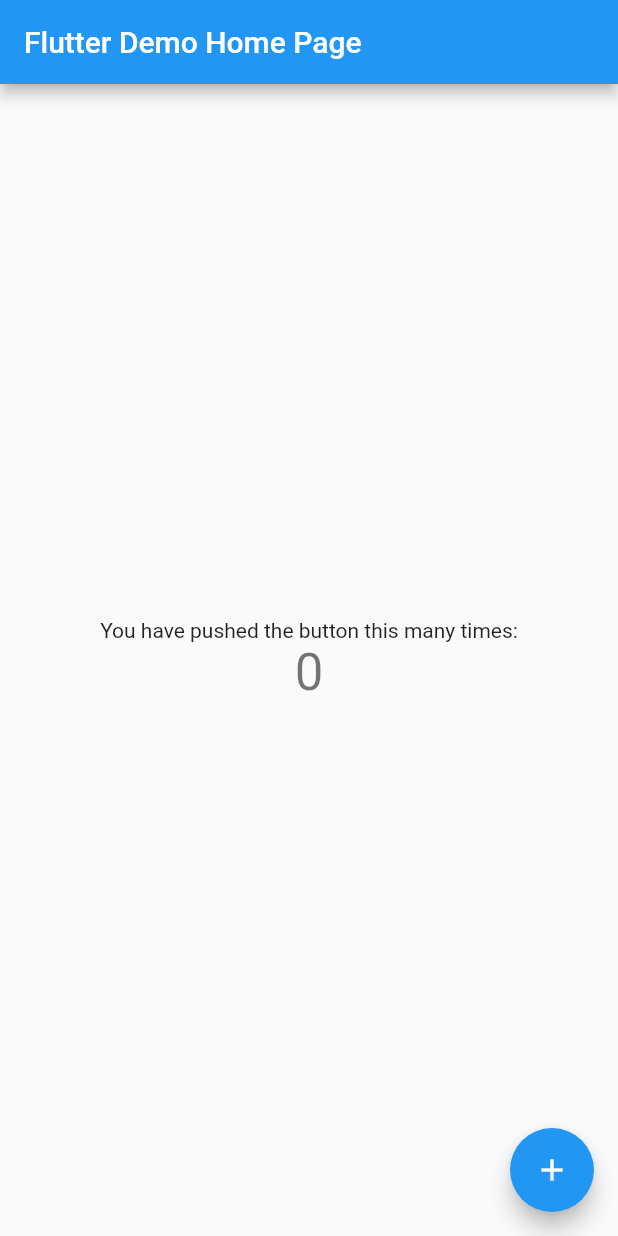
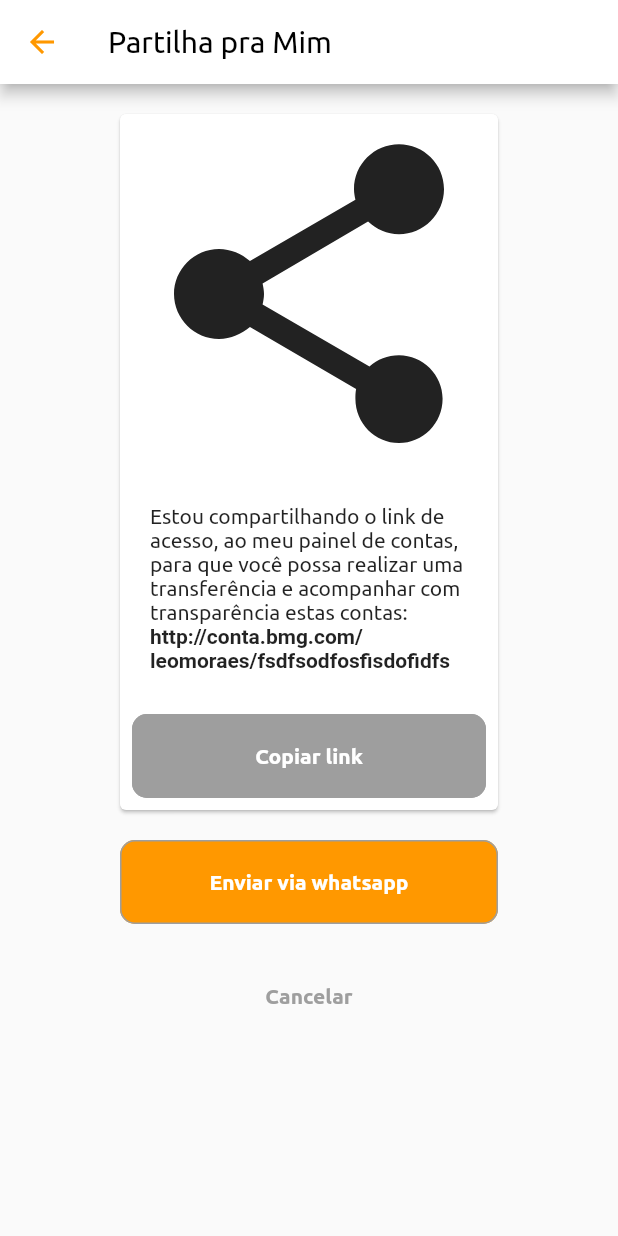
Before and after one commit to HackathonBR-Partilha-para-mim/partilha.app, a Flutter app: the screen it shows after launch, on a phone screen of 412 x 824 dp. Run offline on Flutter 3.47's test engine with Material 2 defaults, Android fonts, the phone set to English and light mode, and no system bars; project files that could hold a hidden picture were left out.

Commit message:
Updating link-to screen

```diff
--- a/lib/main.dart
+++ b/lib/main.dart
@@ -1,117 +1,136 @@
 import 'package:flutter/material.dart';
 
 void main() {
-  runApp(MyApp());
+  runApp(PartilhaPraMim());
 }
 
-class MyApp extends StatelessWidget {
-  // This widget is the root of your application.
+class PartilhaPraMim extends StatelessWidget {
   @override
   Widget build(BuildContext context) {
     return MaterialApp(
-      title: 'Flutter Demo',
+        title: 'BMG Partilha pra Mim',
         theme: ThemeData(
-        // This is the theme of your application.
-        //
-        // Try running your application with "flutter run". You'll see the
-        // application has a blue toolbar. Then, without quitting the app, try
-        // changing the primarySwatch below to Colors.green and then invoke
-        // "hot reload" (press "r" in the console where you ran "flutter run",
-        // or simply save your changes to "hot reload" in a Flutter IDE).
-        // Notice that the counter didn't reset back to zero; the application
-        // is not restarted.
-        primarySwatch: Colors.blue,
-        // This makes the visual density adapt to the platform that you run
-        // the app on. For desktop platforms, the controls will be smaller and
-        // closer together (more dense) than on mobile platforms.
+            primarySwatch: Colors.orange,
             visualDensity: VisualDensity.adaptivePlatformDensity,
+            fontFamily: 'Ubuntu'),
+        home: Scaffold(
+            appBar: AppBar(
+              backgroundColor: Colors.white,
+              leading: IconButton(
+                icon: Icon(Icons.arrow_back, color: Colors.orange),
+                onPressed: () => {},
               ),
-      home: MyHomePage(title: 'Flutter Demo Home Page'),
-    );
-  }
-}
-
-class MyHomePage extends StatefulWidget {
-  MyHomePage({Key key, this.title}) : super(key: key);
-
-  // This widget is the home page of your application. It is stateful, meaning
-  // that it has a State object (defined below) that contains fields that affect
-  // how it looks.
-
-  // This class is the configuration for the state. It holds the values (in this
-  // case the title) provided by the parent (in this case the App widget) and
-  // used by the build method of the State. Fields in a Widget subclass are
-  // always marked "final".
-
-  final String title;
-
-  @override
-  _MyHomePageState createState() => _MyHomePageState();
-}
-
-class _MyHomePageState extends State<MyHomePage> {
-  int _counter = 0;
-
-  void _incrementCounter() {
-    setState(() {
-      // This call to setState tells the Flutter framework that something has
-      // changed in this State, which causes it to rerun the build method below
-      // so that the display can reflect the updated values. If we changed
-      // _counter without calling setState(), then the build method would not be
-      // called again, and so nothing would appear to happen.
-      _counter++;
-    });
-  }
-
-  @override
-  Widget build(BuildContext context) {
-    // This method is rerun every time setState is called, for instance as done
-    // by the _incrementCounter method above.
-    //
-    // The Flutter framework has been optimized to make rerunning build methods
-    // fast, so that you can just rebuild anything that needs updating rather
-    // than having to individually change instances of widgets.
-    return Scaffold(
-      appBar: AppBar(
-        // Here we take the value from the MyHomePage object that was created by
-        // the App.build method, and use it to set our appbar title.
-        title: Text(widget.title),
+              title: Text(
+                'Partilha pra Mim',
+                style: TextStyle(color: Colors.black),
               ),
-      body: Center(
-        // Center is a layout widget. It takes a single child and positions it
-        // in the middle of the parent.
+            ),
+            body: Container(
               child: Column(
-          // Column is also a layout widget. It takes a list of children and
-          // arranges them vertically. By default, it sizes itself to fit its
-          // children horizontally, and tries to be as tall as its parent.
-          //
-          // Invoke "debug painting" (press "p" in the console, choose the
-          // "Toggle Debug Paint" action from the Flutter Inspector in Android
-          // Studio, or the "Toggle Debug Paint" command in Visual Studio Code)
-          // to see the wireframe for each widget.
-          //
-          // Column has various properties to control how it sizes itself and
-          // how it positions its children. Here we use mainAxisAlignment to
-          // center the children vertically; the main axis here is the vertical
-          // axis because Columns are vertical (the cross axis would be
-          // horizontal).
-          mainAxisAlignment: MainAxisAlignment.center,
-          children: <Widget>[
-            Text(
-              'You have pushed the button this many times:',
+                children: [
+                  Center(
+                    child: Card(
+                      margin: EdgeInsets.fromLTRB(80.0, 20.0, 80.0, 0.0),
+                      child: Column(
+                        children: [
+                          Icon(
+                            Icons.share,
+                            size: 240.0,
                           ),
-            Text(
-              '$_counter',
-              style: Theme.of(context).textTheme.headline4,
+                          /*SvgPicture.asset(
+                            assetName,
+                            height: 60.0,
+                            color: Colors.orange,
+                          ),*/
+                          Container(
+                              margin: EdgeInsets.all(20.0),
+                              child: Text.rich(
+                                TextSpan(
+                                    text:
+                                        'Estou compartilhando o link de acesso, ao meu painel de contas, para que você possa realizar uma transferência e acompanhar com transparência estas contas: ',
+                                    children: [
+                                      TextSpan(
+                                          text:
+                                              'http://conta.bmg.com/leomoraes/fsdfsodfosfisdofidfs',
+                                          style: TextStyle(
+                                              fontWeight: FontWeight.bold))
+                                    ]),
+                              )),
+                          ButtonBar(
+                            alignment: MainAxisAlignment.center,
+                            children: [
+                              Container(
+                                //margin: EdgeInsets.only(right: 20.0, left: 20.0),
+                                child: SizedBox(
+                                  width: double.maxFinite,
+                                  child: FlatButton(
+                                    color: Colors.grey,
+                                    textColor: Colors.white,
+                                    padding: EdgeInsets.all(20.0),
+                                    splashColor: Colors.orangeAccent,
+                                    shape: RoundedRectangleBorder(
+                                        borderRadius:
+                                            BorderRadius.circular(10.0),
+                                        side: BorderSide(color: Colors.grey)),
+                                    child: Text(
+                                      'Copiar link',
+                                      style: TextStyle(
+                                          fontWeight: FontWeight.bold),
+                                    ),
+                                    onPressed: () => {},
+                                  ),
+                                ),
+                              ),
+                            ],
                           ),
                         ],
                       ),
                     ),
-      floatingActionButton: FloatingActionButton(
-        onPressed: _incrementCounter,
-        tooltip: 'Increment',
-        child: Icon(Icons.add),
-      ), // This trailing comma makes auto-formatting nicer for build methods.
-    );
+                  ),
+                  Container(
+                    margin: EdgeInsets.fromLTRB(80.0, 20.0, 80.0, 0.0),
+                    child: SizedBox(
+                      width: double.infinity,
+                      child: FlatButton(
+                        color: Colors.orange,
+                        textColor: Colors.white,
+                        padding: EdgeInsets.all(20.0),
+                        splashColor: Colors.orangeAccent,
+                        shape: RoundedRectangleBorder(
+                            borderRadius: BorderRadius.circular(10.0),
+                            side: BorderSide(color: Colors.grey)),
+                        child: Text(
+                          'Enviar via whatsapp',
+                          style: TextStyle(fontWeight: FontWeight.bold),
+                        ),
+                        onPressed: () => {},
+                      ),
+                    ),
+                  ),
+                  Container(
+                    margin: EdgeInsets.fromLTRB(80.0, 20.0, 80.0, 0.0),
+                    child: SizedBox(
+                      width: double.infinity,
+                      child: FlatButton(
+                        color: Colors.transparent,
+                        textColor: Colors.grey,
+                        padding: EdgeInsets.all(20.0),
+                        splashColor: Colors.grey,
+                        focusColor: Colors.transparent,
+                        hoverColor: Colors.transparent,
+                        shape: RoundedRectangleBorder(
+                            borderRadius: BorderRadius.circular(10.0),
+                            side: BorderSide(color: Colors.transparent)),
+                        child: Text(
+                          'Cancelar',
+                          style: TextStyle(fontWeight: FontWeight.bold),
+                        ),
+                        onPressed: () => {},
+                      ),
+                    ),
+                  ),
+                ],
+              ),
+            )));
   }
 }
--- a/pubspec.yaml
+++ b/pubspec.yaml
@@ -82,3 +82,9 @@
           weight: 700
         - asset: fonts/Ubuntu-Light.ttf
           weight: 300
+
+flutter_icons:
+  image_path: "icon/partilha.ico"
+  android: true
+  ios: true
+  web: true
```
Also changed, not shown: assets/whatsapp.svg (added), 2 other files. Lines whose indentation alone changed are shown as unchanged.
